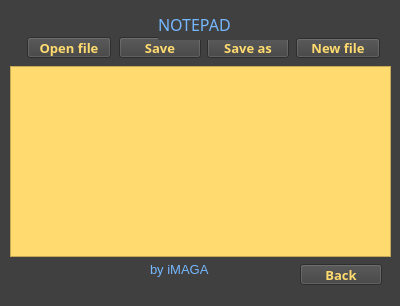
Old version of the form uineweki.ui in the repository iMAGA07/yandexProj.
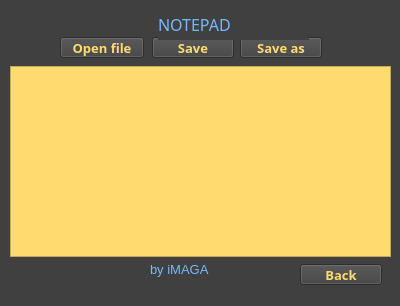
New version of the form.

What changed in the file:
```diff
--- a/uineweki.ui
+++ b/uineweki.ui
@@ -42,7 +42,7 @@
   <widget class="QPushButton" name="pushButton">
    <property name="geometry">
     <rect>
-     <x>27</x>
+     <x>60</x>
      <y>37</y>
      <width>84</width>
      <height>21</height>
@@ -75,7 +75,7 @@
   <widget class="QPushButton" name="pushButton_2">
    <property name="geometry">
     <rect>
-     <x>119</x>
+     <x>152</x>
      <y>37</y>
      <width>82</width>
      <height>21</height>
@@ -108,7 +108,7 @@
   <widget class="QPushButton" name="pushButton_3">
    <property name="geometry">
     <rect>
-     <x>207</x>
+     <x>240</x>
      <y>37</y>
      <width>82</width>
      <height>21</height>
@@ -206,39 +206,6 @@
     <string notr="true">background-color: #ffdb6f;</string>
    </property>
   </widget>
-  <widget class="QPushButton" name="pushButton_5">
-   <property name="geometry">
-    <rect>
-     <x>296</x>
-     <y>38</y>
-     <width>84</width>
-     <height>20</height>
-    </rect>
-   </property>
-   <property name="font">
-    <font>
-     <family>Bahnschrift SemiBold Condensed</family>
-     <pointsize>10</pointsize>
-     <weight>75</weight>
-     <bold>true</bold>
-    </font>
-   </property>
-   <property name="styleSheet">
-    <string notr="true">QPushButton {
-         color: #ffdb6f;
-         background-color: rgb(64, 64, 64);;
-         min-width: 80px;
-     }
-
-QPushButton:pressed {
-         background-color: rgb(64, 64, 64);;
-	
-}</string>
-   </property>
-   <property name="text">
-    <string>New file</string>
-   </property>
-  </widget>
  </widget>
  <resources/>
  <connections/>
```
